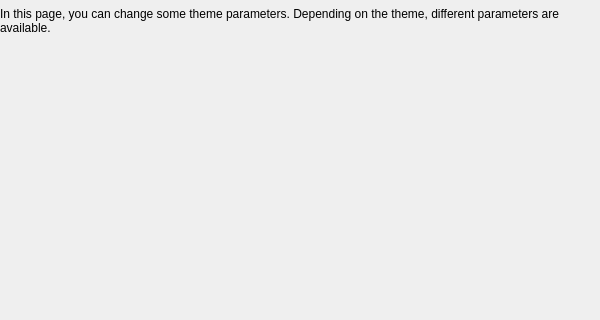
Qt form htmlexport/themeparameterspage.ui (KDE/kipi-plugins) before a commit; both pictures show x 0 to 600 and y 0 to 320 of the 600 by 480 pixel window.
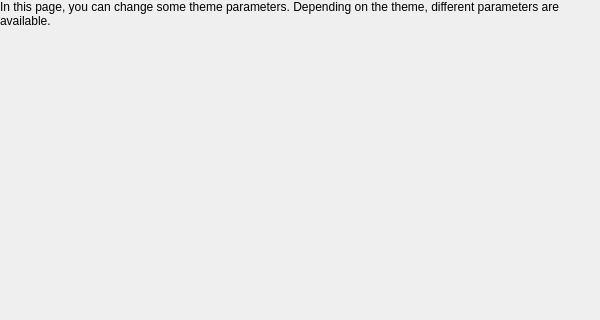
The same form after that commit.

Commit message: Show a scrollbar if there is too many parameters.

Diff of the .ui file:
```diff
--- a/htmlexport/themeparameterspage.ui
+++ b/htmlexport/themeparameterspage.ui
@@ -12,16 +12,11 @@
         <height>480</height>
       </rect>
     </property>
-    <layout class="QGridLayout" >
-      <property name="margin" >
-        <number>0</number>
-      </property>
-      <item rowspan="1" row="0" column="0" colspan="2" >
+  <layout class="QVBoxLayout" name="verticalLayout" >
+   <item>
         <widget class="QLabel" name="textLabel1" >
           <property name="sizePolicy" >
-            <sizepolicy>
-              <hsizetype>5</hsizetype>
-              <vsizetype>0</vsizetype>
+      <sizepolicy vsizetype="Fixed" hsizetype="Preferred" >
               <horstretch>0</horstretch>
               <verstretch>0</verstretch>
             </sizepolicy>
@@ -37,41 +32,25 @@
           </property>
         </widget>
       </item>
-      <item row="2" column="0" >
-        <spacer name="spacer2_2_2_2" >
-          <property name="sizeHint" >
-            <size>
-              <width>16</width>
-              <height>20</height>
-            </size>
-          </property>
-          <property name="sizeType" >
-            <enum>QSizePolicy::Fixed</enum>
-          </property>
-          <property name="orientation" >
-            <enum>Qt::Horizontal</enum>
-          </property>
-        </spacer>
-      </item>
-      <item row="2" column="1" >
-        <widget class="QFrame" name="content" >
-        </widget>
-      </item>
-      <item row="1" column="1" >
-        <spacer name="spacer12" >
-          <property name="sizeHint" >
-            <size>
-              <width>20</width>
-              <height>16</height>
-            </size>
-          </property>
-          <property name="sizeType" >
-            <enum>QSizePolicy::Fixed</enum>
-          </property>
-          <property name="orientation" >
-            <enum>Qt::Vertical</enum>
-          </property>
-        </spacer>
+   <item>
+    <widget class="QScrollArea" name="scrollArea" >
+     <property name="frameShape" >
+      <enum>QFrame::NoFrame</enum>
+     </property>
+     <property name="widgetResizable" >
+      <bool>true</bool>
+     </property>
+     <widget class="QWidget" name="content" >
+      <property name="geometry" >
+       <rect>
+        <x>0</x>
+        <y>0</y>
+        <width>592</width>
+        <height>429</height>
+       </rect>
+      </property>
+     </widget>
+    </widget>
       </item>
     </layout>
   </widget>
```
Left out of the diff: 7 changed lines with no effect on the pictures. Lines whose indentation alone changed are shown as unchanged. The commit also changes 1 other file.
